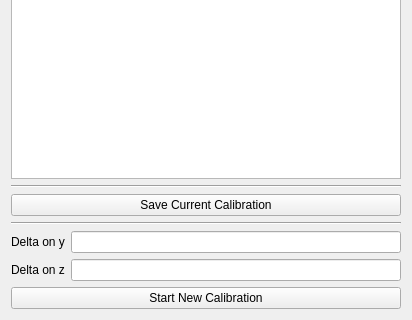
Old version of the form gui/ui_files/camera_calibration.ui in the repository natxo14/mxcube; both pictures show x 0 to 412 and y 195 to 515 of the 412 by 515 pixel window.
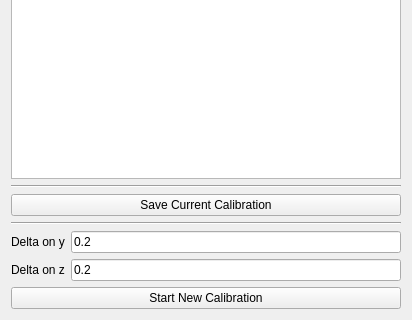
New version of the form.

```diff
--- a/gui/ui_files/camera_calibration.ui
+++ b/gui/ui_files/camera_calibration.ui
@@ -66,7 +66,11 @@
         </widget>
        </item>
        <item>
-        <widget class="QLineEdit" name="delta_y_textbox"/>
+        <widget class="QLineEdit" name="delta_y_textbox">
+         <property name="text">
+          <string>0.2</string>
+         </property>
+        </widget>
        </item>
       </layout>
      </item>
@@ -80,7 +84,11 @@
         </widget>
        </item>
        <item>
-        <widget class="QLineEdit" name="delta_z_textbox"/>
+        <widget class="QLineEdit" name="delta_z_textbox">
+         <property name="text">
+          <string>0.2</string>
+         </property>
+        </widget>
        </item>
       </layout>
      </item>
```
